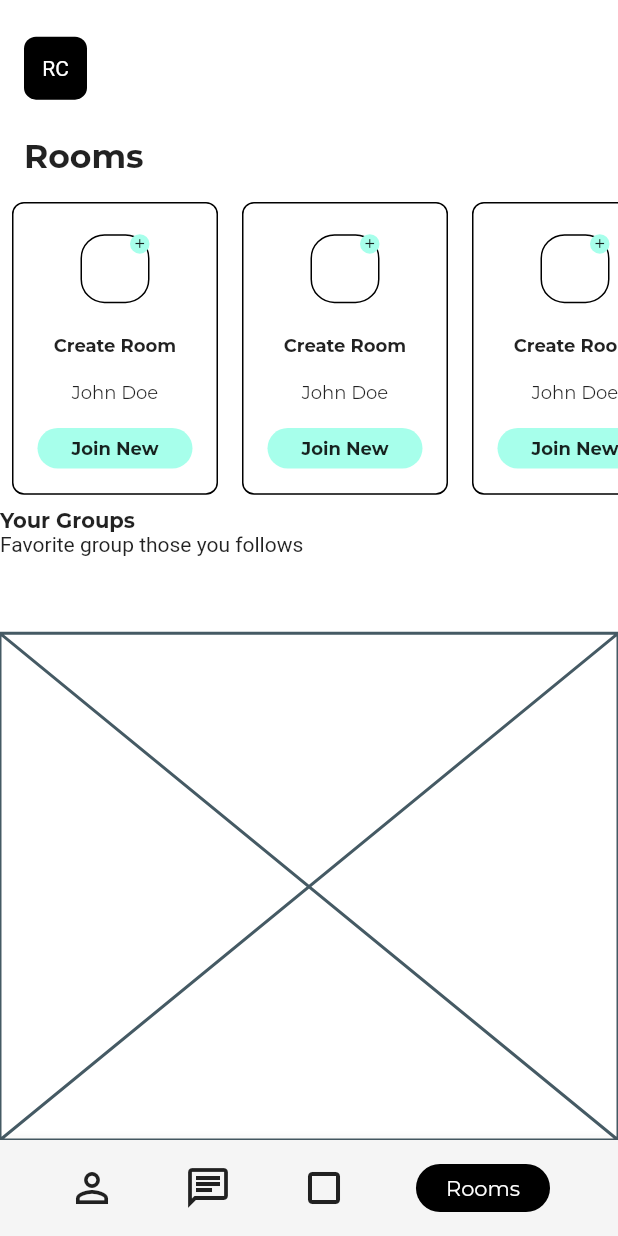
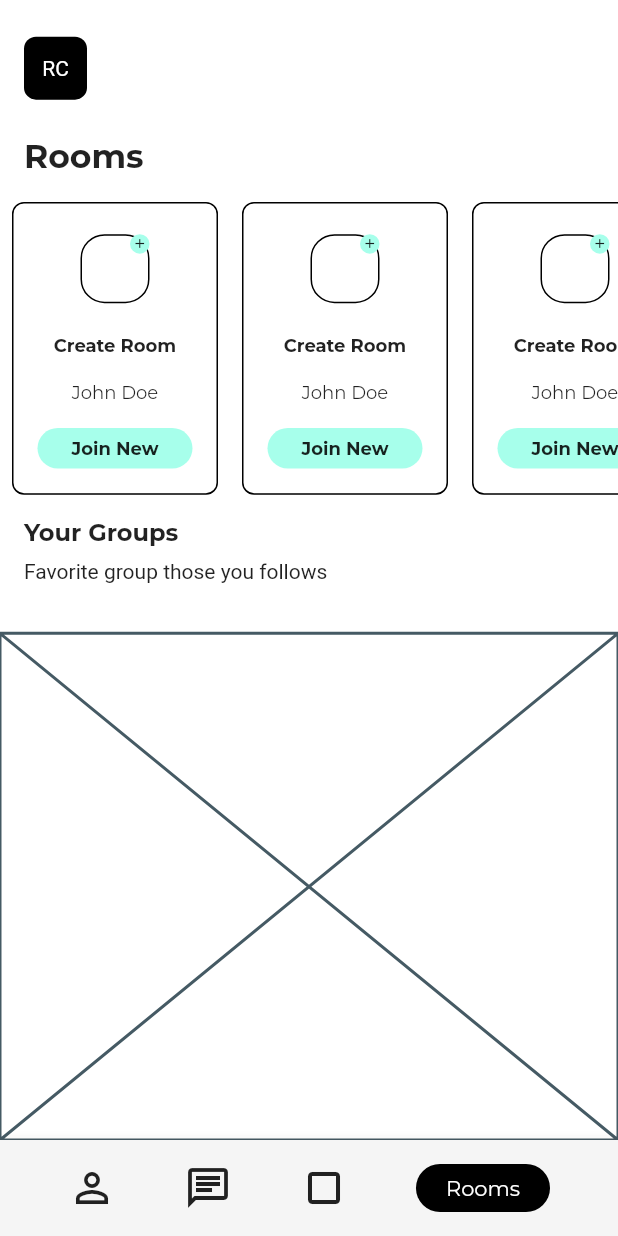
Before and after one commit to JAICHANGPARK/flutter_notebook_8th_story, a Flutter app: the RoomsPage screen opened by its route, on a phone screen of 412 x 824 dp. Run offline on Flutter 3.47's test engine with Material 2 defaults, Android fonts, the phone set to English and light mode, and no system bars; our stand-ins replace badges, flutter_hooks, google_fonts, hooks_riverpod, state_notifier.

Commit message:
Update rooms_page.dart

```diff
--- a/lib/ep588_social_app/rooms_page.dart
+++ b/lib/ep588_social_app/rooms_page.dart
@@ -290,18 +290,24 @@ class _RoomsPageState extends State<RoomsPage> {
                       children: [
                         Expanded(
                           flex: 2,
+                          child: Padding(
+                            padding: const EdgeInsets.only(top: 8, bottom: 8, left: 16),
                             child: Column(
                               crossAxisAlignment: CrossAxisAlignment.start,
                               children: [
                                 Text(
                                   "Your Groups",
                                   style: GoogleFonts.montserrat(
-                                  fontSize: 14,
+                                    fontSize: 16,
                                     fontWeight: FontWeight.bold,
                                   ),
                                 ),
+                                SizedBox(
+                                  height: 7,
+                                ),
                                 Text("Favorite group those you follows")
                               ],
+                            ),
                           ),
                         ),
                         Expanded(
```
Lines whose indentation alone changed are shown as unchanged.
